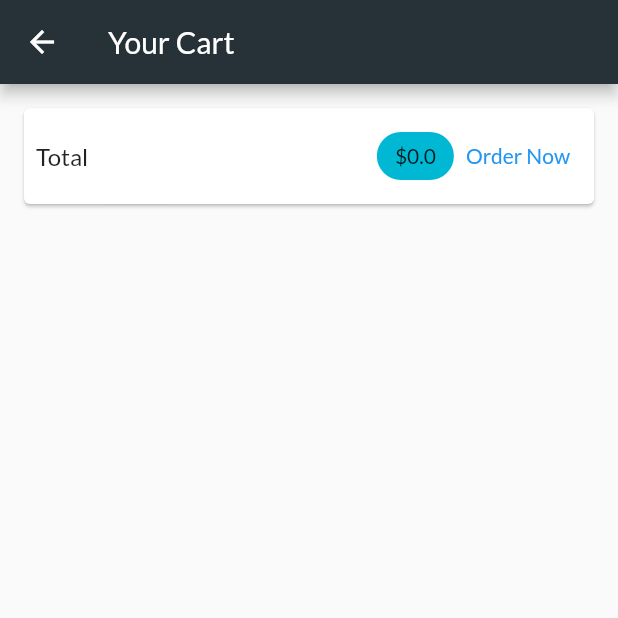
After one commit to Moonbladez/flutter-shop, a Flutter app: the Cartscreen screen opened by its route, on a phone screen of 412 x 824 dp, the top half of it. The commit adds this screen. Run offline on Flutter 3.47's test engine with Material 2 defaults, Android fonts, the phone set to English and light mode, and no system bars; network calls fail.

Commit message:
cart page added

```diff
--- a/lib/main.dart
+++ b/lib/main.dart
@@ -1,6 +1,7 @@
 import 'package:flutter/material.dart';
 import "package:provider/provider.dart";
 
+import './screens/cart_screen.dart';
 import "./screens/products_overview_screen.dart";
 import "./screens/product_detail_screen.dart";
 import './providers/cart.dart';
@@ -26,7 +27,8 @@ class MyApp extends StatelessWidget {
             fontFamily: "Lato"),
         home: ProductsOverviewScreen(),
         routes: {
-          ProductDetailScreen.routeName: (context) => ProductDetailScreen()
+          ProductDetailScreen.routeName: (context) => ProductDetailScreen(),
+          Cartscreen.routeName: ((context) => Cartscreen())
         },
       ),
     );
--- a/lib/providers/cart.dart
+++ b/lib/providers/cart.dart
@@ -24,6 +24,15 @@ class Cart with ChangeNotifier {
     return _items.length;
   }
 
+  double get totalAmount {
+    double total = 0.0;
+    _items.forEach((key, cartItem) {
+      total += cartItem.price * cartItem.quantity;
+    });
+
+    return total;
+  }
+
   void addItem(String productId, double price, String title) {
     if (_items.containsKey(productId)) {
       _items.update(
--- /dev/null
+++ b/lib/screens/cart_screen.dart
@@ -0,0 +1,56 @@
+import 'package:flutter/material.dart';
+import 'package:provider/provider.dart';
+
+import "./../providers/cart.dart" show Cart;
+import "./../widgets/cart_item.dart";
+
+class Cartscreen extends StatelessWidget {
+  static const routeName = "/cart";
+  @override
+  Widget build(BuildContext context) {
+    final cart = Provider.of<Cart>(context);
+    return Scaffold(
+      appBar: AppBar(title: Text("Your Cart")),
+      body: Column(children: <Widget>[
+        Card(
+          margin: EdgeInsets.all(16),
+          child: Padding(
+            padding: EdgeInsets.all(8),
+            child: Row(
+              mainAxisAlignment: MainAxisAlignment.spaceBetween,
+              children: <Widget>[
+                Text(
+                  "Total",
+                  style: TextStyle(fontSize: 16),
+                ),
+                Spacer(),
+                Chip(
+                  label: Text("\$${cart.totalAmount}"),
+                  backgroundColor: Theme.of(context).colorScheme.secondary,
+                ),
+                TextButton(
+                    child: Text(
+                  "Order Now",
+                  style:
+                      TextStyle(color: Theme.of(context).colorScheme.tertiary),
+                ))
+              ],
+            ),
+          ),
+        ),
+        SizedBox(
+          height: 10,
+        ),
+        Expanded(
+            child: ListView.builder(
+          itemBuilder: (context, index) => CartItem(
+              id: cart.items.values.toList()[index].id,
+              title: cart.items.values.toList()[index].title,
+              quantity: cart.items.values.toList()[index].quantity,
+              price: cart.items.values.toList()[index].price),
+          itemCount: cart.itemCount,
+        ))
+      ]),
+    );
+  }
+}
--- a/lib/screens/products_overview_screen.dart
+++ b/lib/screens/products_overview_screen.dart
@@ -1,5 +1,7 @@
 import 'package:flutter/material.dart';
 import 'package:provider/provider.dart';
+
+import './../screens/cart_screen.dart';
 
 import "./../widgets/badge.dart";
 import "./../widgets/products_grid.dart";
@@ -49,7 +51,9 @@ class _ProductsOverviewScreenState extends State<ProductsOverviewScreen> {
               icon: Icon(
                 Icons.shopping_cart,
               ),
-              onPressed: () {},
+              onPressed: () {
+                Navigator.of(context).pushNamed(Cartscreen.routeName);
+              },
             ),
           ),
         ],
```
Also changed, not shown: lib/widgets/cart_item.dart (added, +29 -0 lines).
